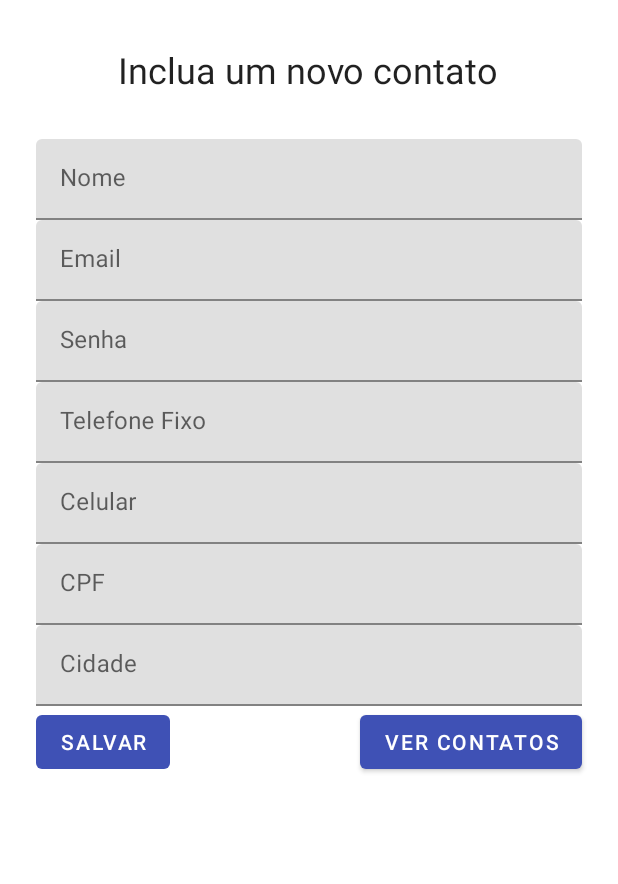
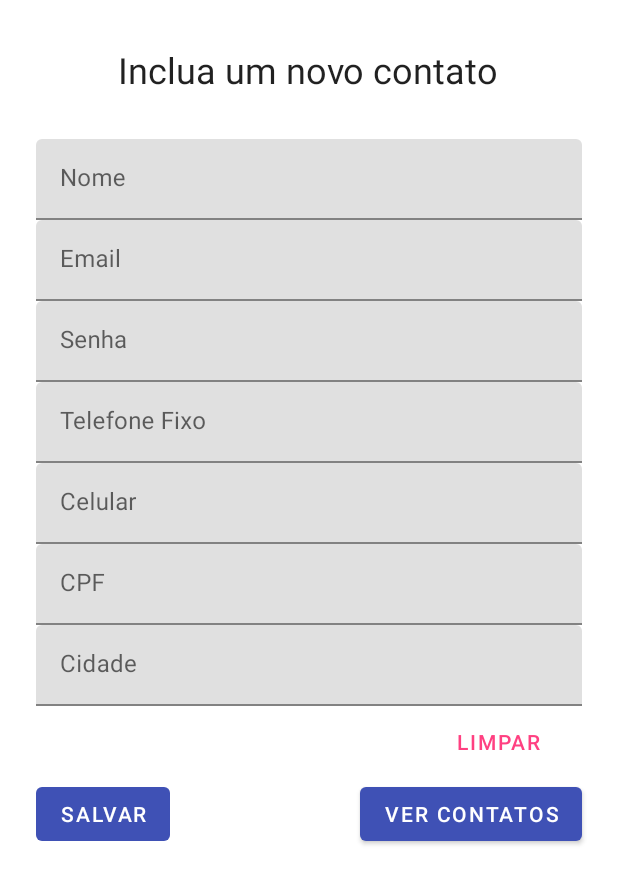
Before and after one commit to CleitonHSS/Contacts, an Android app: the Cadastrar screen opened directly, with no data from a screen before it, on a phone screen of 412 x 824 dp. Shown: the top 884 px of the screen. Run offline under Robolectric (Android 15) with nearby library versions, the phone set to English and light mode, and no system bars; our stand-ins replace Firebase (no records; nobody signed in at launch, a user with empty details on screens opened directly).

```diff
--- a/app/src/main/res/layout/activity_cadastrar.xml
+++ b/app/src/main/res/layout/activity_cadastrar.xml
@@ -134,6 +134,19 @@
                 android:maxLines="1" />
         </android.support.design.widget.TextInputLayout>
 
+        <android.support.design.button.MaterialButton
+            android:id="@+id/limpar_button"
+            style="@style/Widget.MaterialComponents.Button.TextButton"
+            android:layout_width="wrap_content"
+            android:layout_height="wrap_content"
+            android:layout_marginEnd="12dp"
+            android:layout_marginRight="12dp"
+            android:layout_gravity="right"
+            android:text="Limpar"
+            android:textColor="@color/colorAccent"
+            android:onClick="Limpar"
+            android:textAppearance="@style/TextAppearance.MaterialComponents.Button"/>
+
         <RelativeLayout
             android:layout_width="match_parent"
             android:layout_height="wrap_content">
--- a/app/src/main/res/layout/activity_lista_contatos.xml
+++ b/app/src/main/res/layout/activity_lista_contatos.xml
@@ -49,7 +49,8 @@
         android:layout_gravity="center"
         android:textAlignment="center"
         android:elevation="8dp"
-        android:text="Não há Contatos Cadastrados!"
+        android:visibility="invisible"
+        android:text="Não há Contato Cadastrado!"
         style="@style/TextAppearance.MaterialComponents.Headline4"
         android:textColor="#000"/>
     <ImageView
```
Also changed, not shown: app/src/main/java/cleitonsantos/infnet/com/br/contacts/Cadastrar.java (+13 -1 lines), app/src/main/java/cleitonsantos/infnet/com/br/contacts/ContatosList.java (+12 -49 lines), app/src/main/res/drawable/ic_account_box_black_24dp.xml (added, +9 -0 lines), app/src/main/res/layout/contato_card.xml (+11 -0 lines).
